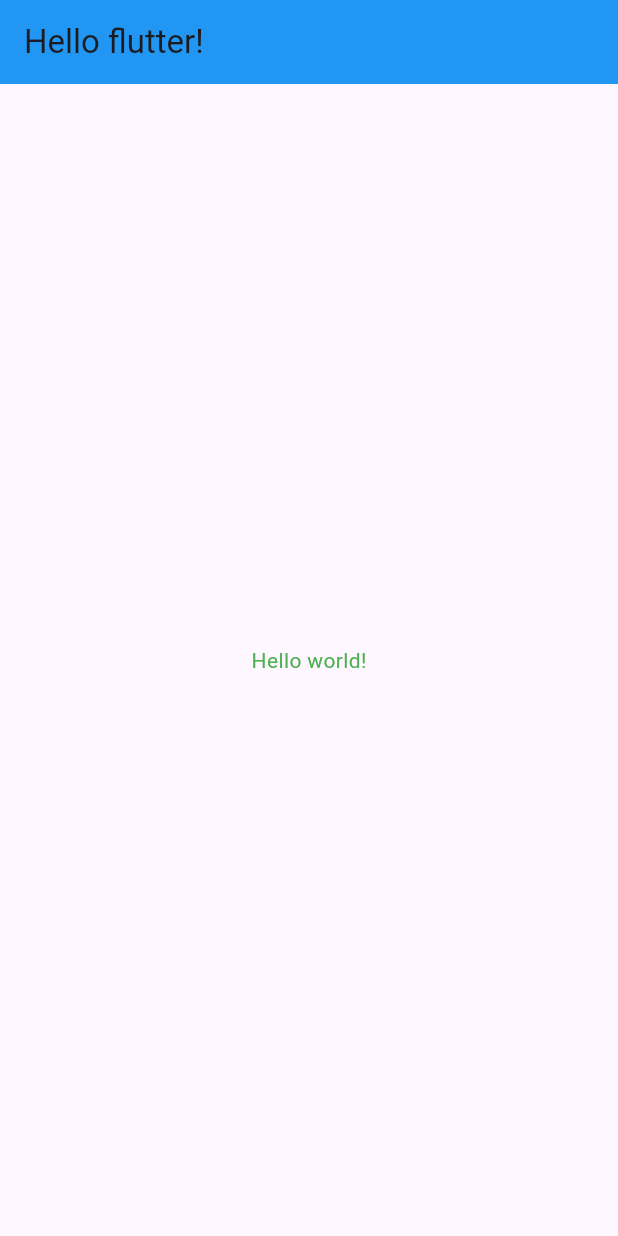
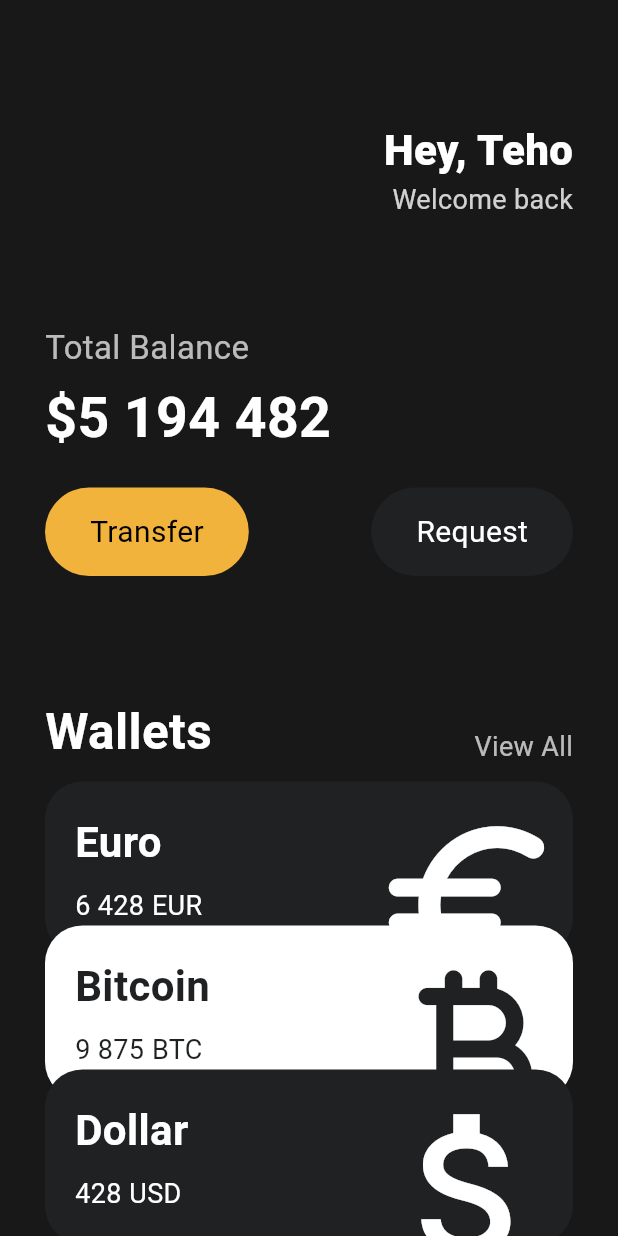
Before and after one commit to Te-H0/flutter_practice, a Flutter app: the screen it shows after launch, on a phone screen of 412 x 824 dp. Run offline on Flutter 3.47's test engine with Material 3 defaults, Android fonts, the phone set to English and light mode, and no system bars.

Commit message:
Widget, UI 구성하기

```diff
--- a/analysis_options.yaml
+++ b/analysis_options.yaml
@@ -21,8 +21,8 @@ linter:
   # `// ignore_for_file: name_of_lint` syntax on the line or in the file
   # producing the lint.
   rules:
+    prefer_const_constructors: true
     # avoid_print: false  # Uncomment to disable the `avoid_print` rule
     # prefer_single_quotes: true  # Uncomment to enable the `prefer_single_quotes` rule
-
 # Additional information about this file can be found at
 # https://dart.dev/guides/language/analysis-options
--- a/lib/main.dart
+++ b/lib/main.dart
@@ -1,4 +1,7 @@
 import 'package:flutter/material.dart';
+import 'package:toonflix/widgets/button.dart';
+import 'package:toonflix/widgets/currency_card.dart';
+
 void main() {
   runApp(const MyApp());
 }
@@ -10,12 +13,122 @@ class MyApp extends StatelessWidget {
   Widget build(BuildContext context) {
     return MaterialApp(
       home: Scaffold(
-        appBar: AppBar(
-          backgroundColor: Colors.blue,
-          title: Text('Hello flutter!'),
-        ),
-        body: Center(
-          child: Text('Hello world!', style: TextStyle(color: Colors.green)),
+        backgroundColor: const Color(0xFF181818),
+        body: SingleChildScrollView(
+          child: Padding(
+            padding: const EdgeInsets.symmetric(horizontal: 30),
+            child: Column(
+              crossAxisAlignment: CrossAxisAlignment.start,
+              children: [
+                const SizedBox(height: 80),
+                const Row(
+                  mainAxisAlignment: MainAxisAlignment.end,
+                  children: [
+                    Column(
+                      crossAxisAlignment: CrossAxisAlignment.end,
+                      children: [
+                        Text(
+                          'Hey, Teho',
+                          style: TextStyle(
+                            color: Colors.white,
+                            fontSize: 28,
+                            fontWeight: FontWeight.w800,
+                          ),
+                        ),
+                        Text(
+                          'Welcome back',
+                          style: TextStyle(
+                            color: Color.fromRGBO(255, 255, 255, 0.8),
+                            fontSize: 18,
+                          ),
+                        ),
+                      ],
+                    ),
+                  ],
+                ),
+                const SizedBox(height: 70),
+                Text(
+                  'Total Balance',
+                  style: TextStyle(
+                    fontSize: 22,
+                    color: Colors.white.withAlpha(180),
+                  ),
+                ),
+                const SizedBox(height: 5),
+                const Text(
+                  '\$5 194 482',
+                  style: TextStyle(
+                    fontSize: 37,
+                    fontWeight: FontWeight.w600,
+                    color: Colors.white,
+                  ),
+                ),
+                const SizedBox(height: 20),
+                const Row(
+                  mainAxisAlignment: MainAxisAlignment.spaceBetween,
+                  children: [
+                    Button(
+                      text: 'Transfer',
+                      bgColor: Color(0xFFF1B33B),
+                      textColor: Colors.black,
+                    ),
+                    Button(
+                      text: 'Request',
+                      bgColor: Color(0xFF1F2123),
+                      textColor: Colors.white,
+                    ),
+                  ],
+                ),
+                const SizedBox(height: 80),
+                Row(
+                  crossAxisAlignment: CrossAxisAlignment.end,
+                  mainAxisAlignment: MainAxisAlignment.spaceBetween,
+                  children: [
+                    const Text(
+                      'Wallets',
+                      style: TextStyle(
+                        color: Colors.white,
+                        fontSize: 33,
+                        fontWeight: FontWeight.w600,
+                      ),
+                    ),
+                    Text(
+                      'View All',
+                      style: TextStyle(
+                        color: Colors.white.withAlpha(180),
+                        fontSize: 18,
+                      ),
+                    ),
+                  ],
+                ),
+                const SizedBox(height: 10),
+                const CurrencyCard(
+                  name: 'Euro',
+                  code: 'EUR',
+                  amount: '6 428',
+                  icon: Icons.euro_rounded,
+                  isInverted: false,
+                  order: 1,
+                ),
+                const CurrencyCard(
+                  name: 'Bitcoin',
+                  code: 'BTC',
+                  amount: '9 875',
+                  icon: Icons.currency_bitcoin_rounded,
+                  isInverted: true,
+                  order: 2,
+                ),
+                const CurrencyCard(
+                  name: 'Dollar',
+                  code: 'USD',
+                  amount: '428',
+                  icon: Icons.attach_money_outlined,
+                  isInverted: false,
+                  order: 3,
+                ),
+              ],
+            ),
+          ),
         ),
       ),
     );
--- /dev/null
+++ b/lib/widgets/button.dart
@@ -0,0 +1,28 @@
+import 'package:flutter/material.dart';
+
+class Button extends StatelessWidget {
+  final String text;
+  final Color bgColor;
+  final Color textColor;
+
+  const Button({
+    super.key,
+    required this.text,
+    required this.bgColor,
+    required this.textColor,
+  });
+
+  @override
+  Widget build(BuildContext context) {
+    return Container(
+      decoration: BoxDecoration(
+        color: bgColor,
+        borderRadius: BorderRadius.circular(45),
+      ),
+      child: Padding(
+        padding: const EdgeInsets.symmetric(vertical: 15, horizontal: 30),
+        child: Text(text, style: TextStyle(color: textColor, fontSize: 20)),
+      ),
+    );
+  }
+}
--- /dev/null
+++ b/lib/widgets/currency_card.dart
@@ -0,0 +1,87 @@
+import 'package:flutter/material.dart';
+
+class CurrencyCard extends StatelessWidget {
+  final String name, code, amount;
+  final IconData icon;
+  final bool isInverted;
+  final int order;
+  final double offsetDy = 20;
+
+  final _blackColor = const Color(0xFF1F2123);
+
+  const CurrencyCard({
+    super.key,
+    required this.name,
+    required this.code,
+    required this.amount,
+    required this.icon,
+    required this.isInverted,
+    required this.order,
+  });
+
+  @override
+  Widget build(BuildContext context) {
+    return Transform.translate(
+      offset: Offset(0, -((order - 1)*offsetDy)),
+      child: Container(
+        clipBehavior: Clip.hardEdge,
+        decoration: BoxDecoration(
+          color: isInverted ? Colors.white : _blackColor,
+          borderRadius: BorderRadius.circular(25),
+        ),
+        child: Padding(
+          padding: const EdgeInsets.all(20),
+          child: Row(
+            mainAxisAlignment: MainAxisAlignment.spaceBetween,
+            children: [
+              Column(
+                crossAxisAlignment: CrossAxisAlignment.start,
+                children: [
+                  Text(
+                    name,
+                    style: TextStyle(
+                      color: isInverted ? _blackColor : Colors.white,
+                      fontSize: 28,
+                      fontWeight: FontWeight.w600,
+                    ),
+                  ),
+                  const SizedBox(height: 10),
+                  Row(
+                    children: [
+                      Text(
+                        amount,
+                        style: TextStyle(
+                          color: isInverted ? _blackColor : Colors.white,
+                          fontSize: 18,
+                        ),
+                      ),
+                      const SizedBox(width: 5),
+                      Text(
+                        code,
+                        style: TextStyle(
+                          color: isInverted ? _blackColor : Colors.white,
+                          fontSize: 18,
+                        ),
+                      ),
+                    ],
+                  ),
+                ],
+              ),
+              Transform.scale(
+                scale: 3.5,
+                child: Transform.translate(
+                  offset: const Offset(-8, 7),
+                  child: Icon(
+                    icon,
+                    color: isInverted ? _blackColor : Colors.white,
+                    size: 40,
+                  ),
+                ),
+              ),
+            ],
+          ),
+        ),
+      ),
+    );
+  }
+}
```
